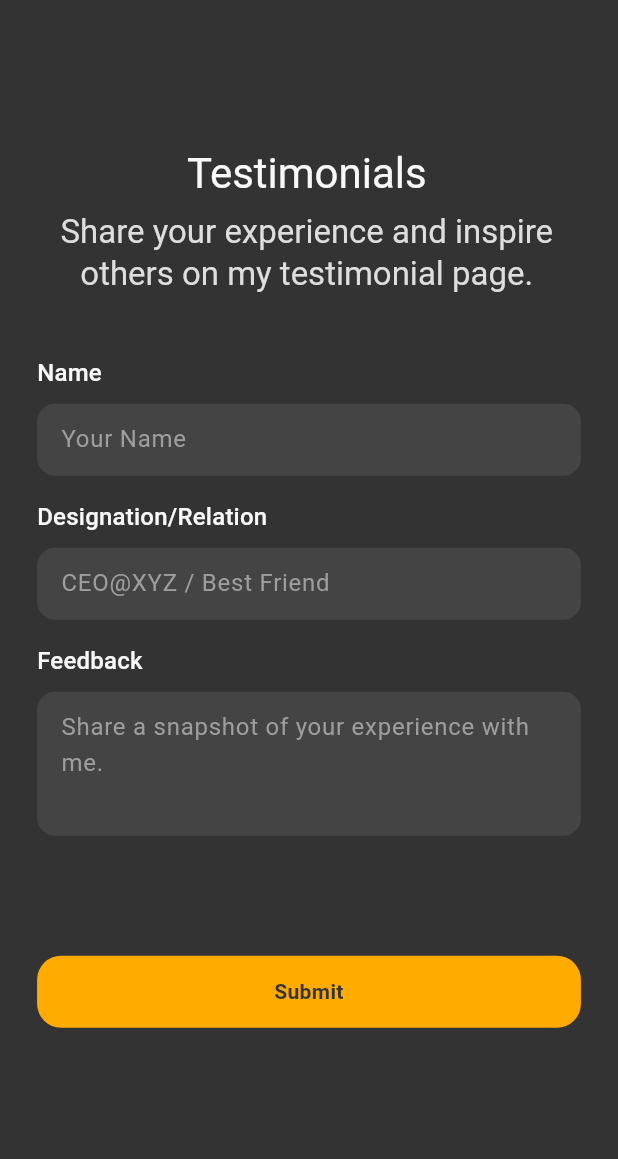
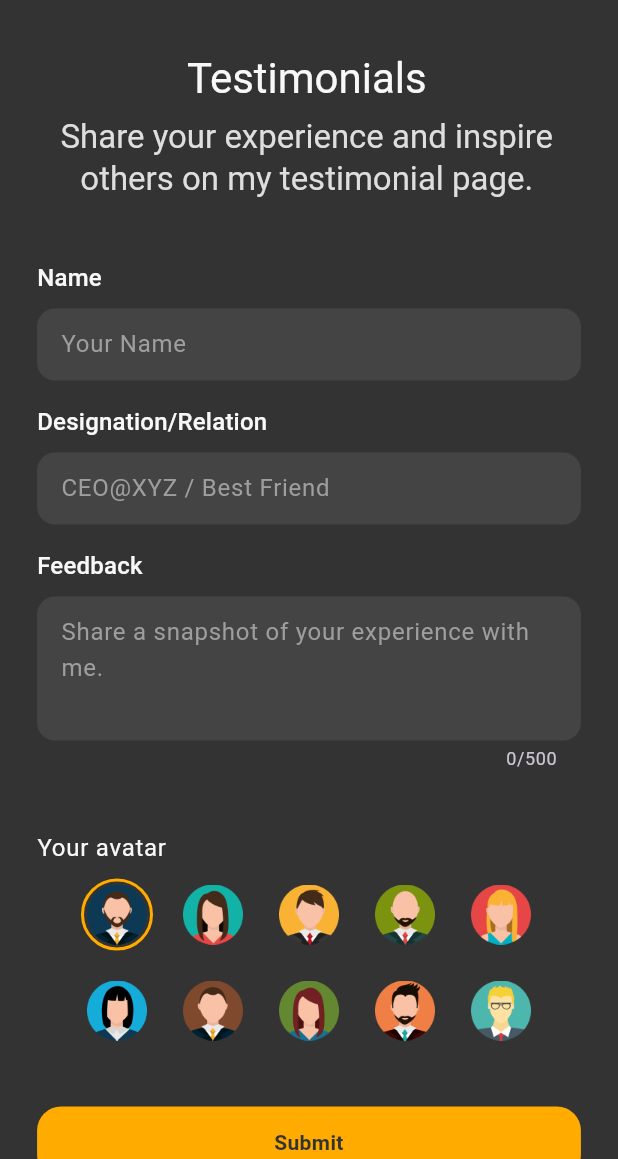
Before and after one commit to Jatin5120/portfolio, a Flutter app: the TestimonialView screen opened by its route, on a phone screen of 412 x 824 dp, the part 77-1236 px from its top. Run offline on Flutter 3.47's test engine with Material 3 defaults, Android fonts, the phone set to English and light mode, and no system bars; our stand-ins replace cloud_firestore, firebase_core, flutter_screenutil, flutter_svg, get, google_fonts and 2 more; accounts and stored records are empty.

Commit message:
feat: testimonial avatar - add avatar in add testimonial - avatar image in testimonial card

```diff
--- a/lib/controllers/testimonial/testimonial_controller.dart
+++ b/lib/controllers/testimonial/testimonial_controller.dart
@@ -13,6 +13,10 @@ class TestimonialController extends GetxController {
   final designationController = TextEditingController();
   final messageController = TextEditingController();
 
+  final Rx<AvatarItem> _selectedAvatar = AvatarItem.avatar1.obs;
+  AvatarItem get selectedAvatar => _selectedAvatar.value;
+  set selectedAvatar(AvatarItem value) => _selectedAvatar.value = value;
+
   void requestTestimonial() async {
     if (!formKey.currentState!.validate()) {
       return;
@@ -23,6 +27,7 @@ class TestimonialController extends GetxController {
       designation: designationController.text.trim(),
       message: messageController.text.trim(),
       status: TestimonialStatus.pending,
+      avatar: selectedAvatar,
     );
     final requested = await _service.requestTestimonial(testimonial);
     Utility.hideLoader();
--- a/lib/models/testimonial_model.dart
+++ b/lib/models/testimonial_model.dart
@@ -10,6 +10,7 @@ class TestimonialModel {
     this.status = TestimonialStatus.pending,
     this.order = 1,
     this.visible = true,
+    required this.avatar,
   });
 
   factory TestimonialModel.fromMap(Map<String, dynamic> map) {
@@ -18,6 +19,7 @@ class TestimonialModel {
       designation: map['designation'] as String,
       message: map['message'] as String,
       status: TestimonialStatus.fromName(map['status'] as String? ?? ''),
+      avatar: AvatarItem.fromIndex(map['avatar'] as int? ?? 1),
     );
   }
 
@@ -29,6 +31,7 @@ class TestimonialModel {
   final TestimonialStatus status;
   final int order;
   final bool visible;
+  final AvatarItem avatar;
 
   TestimonialModel copyWith({
     String? name,
@@ -37,6 +40,7 @@ class TestimonialModel {
     TestimonialStatus? status,
     int? order,
     bool? visible,
+    AvatarItem? avatar,
   }) {
     return TestimonialModel(
       name: name ?? this.name,
@@ -45,6 +49,7 @@ class TestimonialModel {
       status: status ?? this.status,
       order: order ?? this.order,
       visible: visible ?? this.visible,
+      avatar: avatar ?? this.avatar,
     );
   }
 
@@ -56,6 +61,7 @@ class TestimonialModel {
       'status': status.name,
       'order': order,
       'visible': visible,
+      'avatar': avatar.index,
     };
   }
 
@@ -63,7 +69,7 @@ class TestimonialModel {
 
   @override
   String toString() =>
-      'TestimonialModel(name: $name, designation: $designation, message: $message, status: $status, order: $order, visible: $visible)';
+      'TestimonialModel(name: $name, designation: $designation, message: $message, status: $status, order: $order, visible: $visible, avatar: $avatar)';
 
   @override
   bool operator ==(covariant TestimonialModel other) {
@@ -74,9 +80,10 @@ class TestimonialModel {
         other.message == message &&
         other.status == status &&
         other.order == order &&
-        other.visible == visible;
+        other.visible == visible &&
+        other.avatar == avatar;
   }
 
   @override
-  int get hashCode => name.hashCode ^ designation.hashCode ^ message.hashCode ^ status.hashCode ^ order.hashCode ^ visible.hashCode;
+  int get hashCode => name.hashCode ^ designation.hashCode ^ message.hashCode ^ status.hashCode ^ order.hashCode ^ visible.hashCode ^ avatar.hashCode;
 }
--- a/lib/res/constants/asset_constants.dart
+++ b/lib/res/constants/asset_constants.dart
@@ -25,4 +25,6 @@ class AssetConstants {
   static const String twitter = 'assets/icons/twitter.svg';
   static const String whatsapp = 'assets/icons/whatsapp.svg';
   static const String medium = 'assets/icons/medium.svg';
+
+  static const String avatarFolder = 'assets/images/avatars';
 }
--- a/lib/utils/enums.dart
+++ b/lib/utils/enums.dart
@@ -151,3 +151,25 @@ enum TestimonialStatus {
       }[data] ??
       TestimonialStatus.pending;
 }
+
+enum AvatarItem {
+  avatar1,
+  avatar2,
+  avatar3,
+  avatar4,
+  avatar5,
+  avatar6,
+  avatar7,
+  avatar8,
+  avatar9,
+  avatar10;
+
+  factory AvatarItem.fromIndex(int index) {
+    if (index > AvatarItem.values.length - 1) {
+      AvatarItem.values.first;
+    }
+    return AvatarItem.values[index];
+  }
+
+  String get imagePath => '${AssetConstants.avatarFolder}/avatar_${index + 1}.png';
+}
--- a/lib/views/dashboard/widgets/testimonial_card.dart
+++ b/lib/views/dashboard/widgets/testimonial_card.dart
@@ -12,23 +12,37 @@ class TestimonialCard extends StatelessWidget {
 
   @override
   Widget build(BuildContext context) {
-    return Padding(
-      padding: context.responsiveState.isMobile ? context.responsiveState.pagePadding : context.testimonialPadding,
+    return Container(
+      margin: context.responsiveState.isMobile ? context.responsiveState.pagePadding : context.testimonialPadding,
+      padding: Dimens.edgeInsets24,
+      decoration: BoxDecoration(
+        color: AppColors.cardDark,
+        borderRadius: BorderRadius.circular(Dimens.twentyFour),
+      ),
       child: Stack(
         alignment: Alignment.topCenter,
         children: [
           const Align(
-            alignment: Alignment.bottomLeft,
-            child: AppIcon(AssetConstants.dotBg),
+            alignment: Alignment.bottomRight,
+            child: AppIcon(
+              AssetConstants.dotBg,
+              color: AppColors.backgroundDark,
+            ),
           ),
           Column(
             children: [
               AppText(
                 testimonial.message,
                 style: context.textTheme.titleMedium?.withTitleColor,
-                textAlign: TextAlign.center,
               ),
               Dimens.boxHeight16,
+              Row(
+                children: [
+                  Avatar(testimonial.avatar),
+                  const SizedBox(width: 8),
+                  Column(
+                    crossAxisAlignment: CrossAxisAlignment.start,
+                    children: [
                       AppText(
                         testimonial.name,
                         style: context.textTheme.bodyMedium?.withBodyColor.copyWith(
@@ -43,6 +57,10 @@ class TestimonialCard extends StatelessWidget {
                   ),
                 ],
               ),
+            ],
+          ),
+        ],
+      ),
     );
   }
 }
--- a/lib/views/testimonial/testimonial.dart
+++ b/lib/views/testimonial/testimonial.dart
@@ -1 +1,2 @@
 export 'testimonial_view.dart';
+export 'widgets/widgets.dart';
--- a/lib/views/testimonial/testimonial_view.dart
+++ b/lib/views/testimonial/testimonial_view.dart
@@ -3,6 +3,7 @@ import 'package:get/get.dart';
 import 'package:portfolio/controllers/controllers.dart';
 import 'package:portfolio/res/res.dart';
 import 'package:portfolio/utils/utils.dart';
+import 'package:portfolio/views/views.dart';
 import 'package:portfolio/widgets/widgets.dart';
 
 class TestimonialView extends StatelessWidget {
@@ -93,8 +94,19 @@ class TestimonialView extends StatelessWidget {
                         validator: AppValidators.nameValidator,
                         minLines: 3,
                         maxLines: 5,
+                        maxLength: 500,
                       ),
-                      const SizedBox(height: 80),
+                      const SizedBox(height: 40),
+                      Align(
+                        alignment: Alignment.centerLeft,
+                        child: AppText(
+                          'Your avatar',
+                          style: context.textTheme.bodyLarge?.withTitleColor,
+                        ),
+                      ),
+                      const SizedBox(height: 8),
+                      const AvatarRow(),
+                      const SizedBox(height: 40),
                       AppButton(
                         label: 'Submit',
                         onTap: controller.requestTestimonial,
--- /dev/null
+++ b/lib/views/testimonial/widgets/avatar_row.dart
@@ -0,0 +1,44 @@
+import 'package:flutter/material.dart';
+import 'package:get/get.dart';
+import 'package:portfolio/controllers/controllers.dart';
+import 'package:portfolio/res/res.dart';
+import 'package:portfolio/utils/utils.dart';
+import 'package:portfolio/widgets/widgets.dart';
+
+class AvatarRow extends StatelessWidget {
+  const AvatarRow({super.key});
+
+  @override
+  Widget build(BuildContext context) {
+    return Wrap(
+      spacing: 16,
+      runSpacing: 16,
+      children: AvatarItem.values
+          .map(
+            (e) => GetX<TestimonialController>(builder: (controller) {
+              return TapHandler(
+                onTap: () {
+                  controller.selectedAvatar = e;
+                },
+                showSplash: false,
+                showArrowCursor: true,
+                child: DecoratedBox(
+                  decoration: BoxDecoration(
+                    shape: BoxShape.circle,
+                    border: Border.all(
+                      color: controller.selectedAvatar == e ? AppColors.primary : Colors.transparent,
+                      width: 2,
+                    ),
+                  ),
+                  child: Padding(
+                    padding: const EdgeInsets.all(4),
+                    child: Avatar(e),
+                  ),
+                ),
+              );
+            }),
+          )
+          .toList(),
+    );
+  }
+}
--- /dev/null
+++ b/lib/views/testimonial/widgets/widgets.dart
@@ -0,0 +1 @@
+export 'avatar_row.dart';
--- /dev/null
+++ b/lib/widgets/avatar.dart
@@ -0,0 +1,18 @@
+import 'package:flutter/material.dart';
+import 'package:portfolio/utils/utils.dart';
+
+class Avatar extends StatelessWidget {
+  const Avatar(this.avatar, {super.key});
+
+  final AvatarItem avatar;
+
+  @override
+  Widget build(BuildContext context) {
+    return Image.asset(
+      avatar.imagePath,
+      width: 40,
+      height: 40,
+      fit: BoxFit.cover,
+    );
+  }
+}
--- a/lib/widgets/widgets.dart
+++ b/lib/widgets/widgets.dart
@@ -1,5 +1,6 @@
 export 'app_logo.dart';
 export 'app_text.dart';
+export 'avatar.dart';
 export 'button.dart';
 export 'dash_animation.dart';
 export 'icon.dart';
```
Lines whose indentation alone changed are shown as unchanged.
